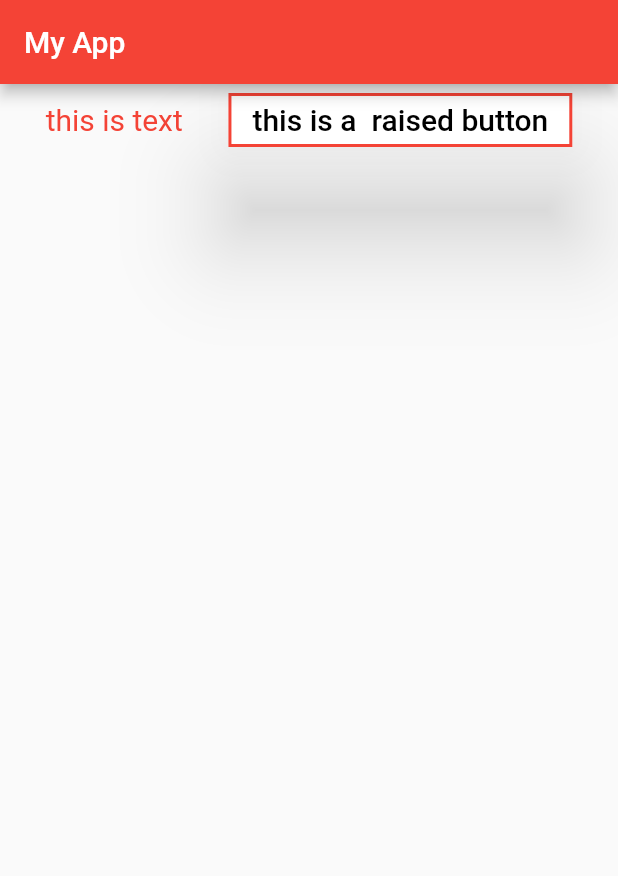
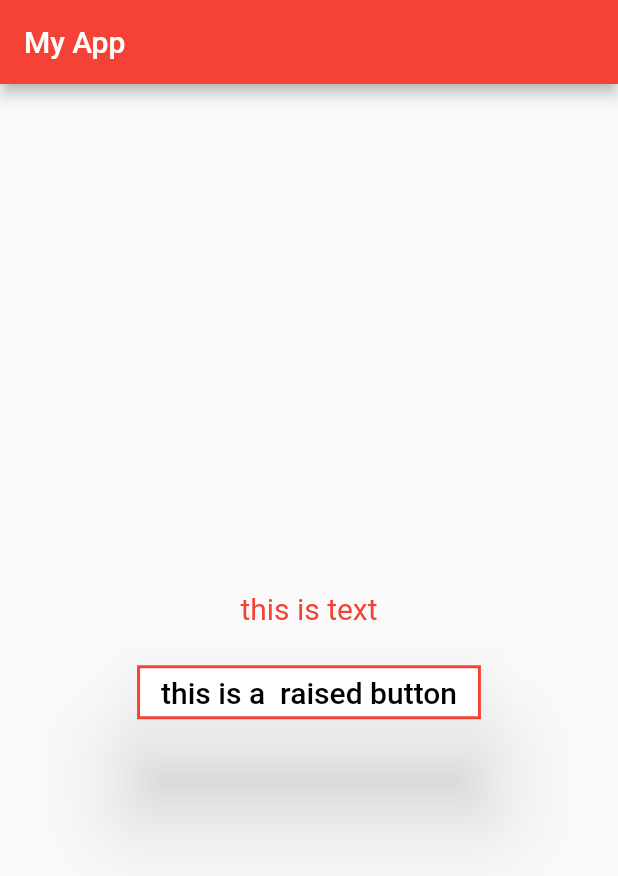
Before and after one commit to jaymes15/introduction-to-mobile-app-development, a Flutter app: the screen it shows after launch, on a phone screen of 412 x 824 dp. Shown: the top 876 px of the screen. Run offline on Flutter 3.47's test engine with Material 2 defaults, Android fonts, the phone set to English and light mode, and no system bars.

Commit message:
padding and center positioning of columns

```diff
--- a/lib/main.dart
+++ b/lib/main.dart
@@ -21,8 +21,9 @@ class MyApp extends StatelessWidget {
             ),
           ),
         ),
-        body: Row(
-            mainAxisAlignment: MainAxisAlignment.spaceEvenly,
+        body: Center(
+        child: Column(
+            mainAxisAlignment: MainAxisAlignment.center,
           crossAxisAlignment: CrossAxisAlignment.center,
           children: <Widget>[
 
@@ -33,6 +34,10 @@ class MyApp extends StatelessWidget {
                 color: Colors.red,
                 fontSize: 20.0,
               ),
+            ),
+            Padding(
+              padding: const EdgeInsets.symmetric(vertical: 10.0, horizontal: 10.0),
+
             ),
             RaisedButton(
               onPressed: () {},
@@ -50,6 +55,7 @@ class MyApp extends StatelessWidget {
           ]
         ),
       ),
+      ),
       );
 
   }
```
